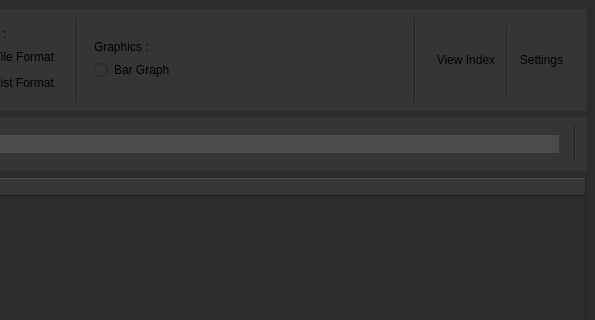
This is trueexplorer.ui in akshayshadow321/TrueExplorer as Qt 5 draws it before an edit; both pictures show x 459 to 1054 and y 0 to 320 of the 1054 by 625 pixel window. The edited form follows.
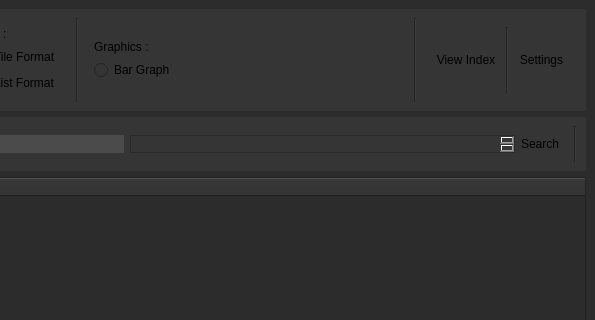
This is the edited form.

Commit message: indexing function done, half search done

The edit to the form file:
```diff
--- a/trueexplorer.ui
+++ b/trueexplorer.ui
@@ -373,6 +373,29 @@
             <layout class="QHBoxLayout" name="horizontalLayout_9"/>
            </widget>
           </item>
+          <item>
+           <widget class="QTextEdit" name="searchLineEdit">
+            <property name="sizePolicy">
+             <sizepolicy hsizetype="Preferred" vsizetype="Ignored">
+              <horstretch>0</horstretch>
+              <verstretch>0</verstretch>
+             </sizepolicy>
+            </property>
+           </widget>
+          </item>
+          <item>
+           <widget class="QPushButton" name="searchButton">
+            <property name="sizePolicy">
+             <sizepolicy hsizetype="Fixed" vsizetype="Fixed">
+              <horstretch>0</horstretch>
+              <verstretch>0</verstretch>
+             </sizepolicy>
+            </property>
+            <property name="text">
+             <string>Search</string>
+            </property>
+           </widget>
+          </item>
          </layout>
         </widget>
        </item>
```
The commit also changes 55 other files.
